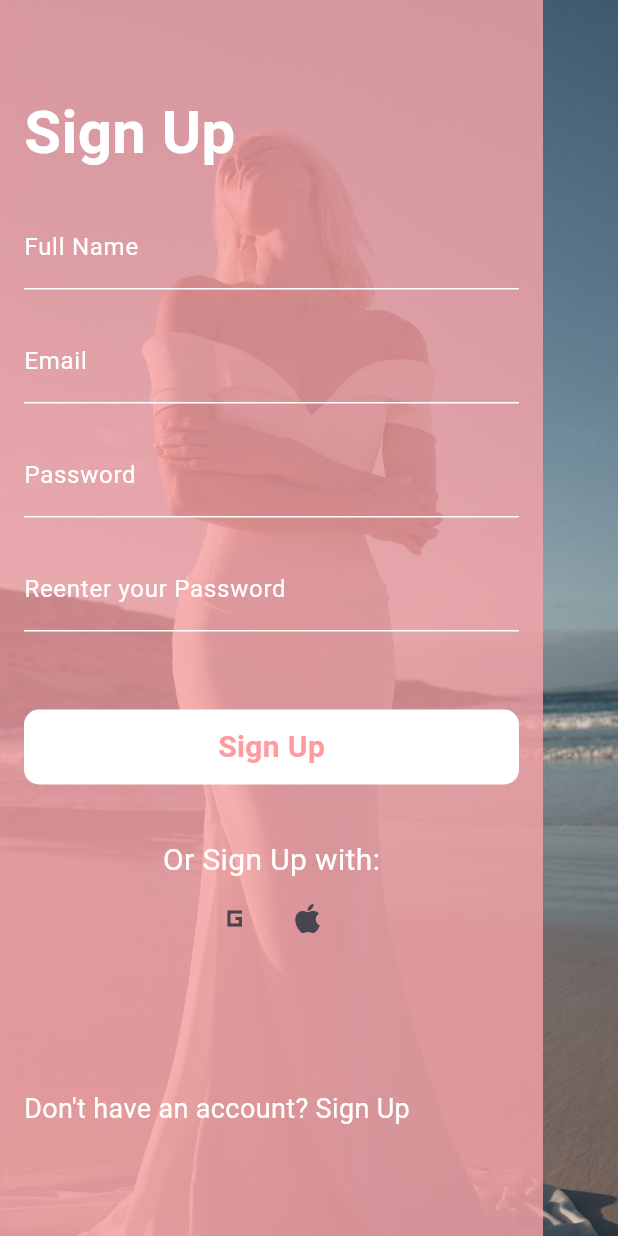
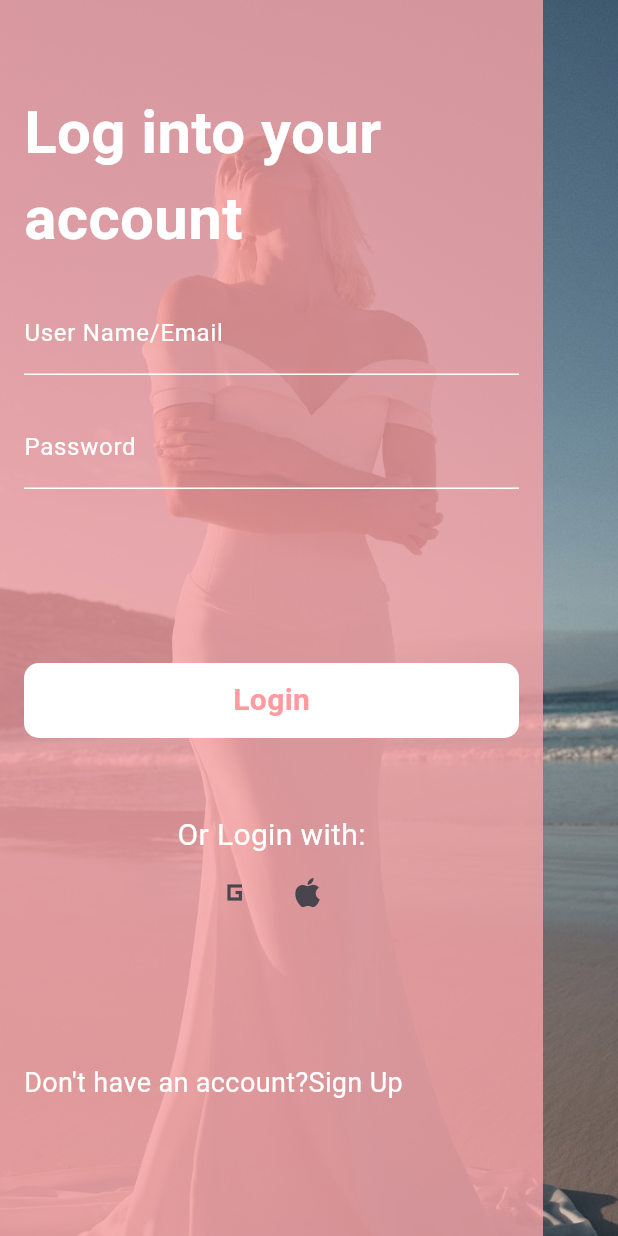
Before and after one commit to MarianAdly21/Dress-Store, a Flutter app: the screen it shows after launch, on a phone screen of 412 x 824 dp. Run offline on Flutter 3.47's test engine with Material 3 defaults, Android fonts, the phone set to English and light mode, and no system bars; our stand-ins replace bloc, flutter_bloc; project files that could hold a hidden picture were left out.

Commit message:
Ui of login screen done

```diff
--- /dev/null
+++ b/lib/features/log_in/screen/log_in_screen.dart
@@ -0,0 +1,129 @@
+import 'package:dress_store/features/sign_up/screen/sign_up_screen.dart';
+import 'package:dress_store/features/sign_up/widget/custom_text_field.dart';
+import 'package:dress_store/widgets/button_custom_widget.dart';
+import 'package:flutter/material.dart';
+
+class LogInScreen extends StatefulWidget {
+  const LogInScreen({super.key});
+
+  @override
+  State<LogInScreen> createState() => _SignUpScreenState();
+}
+
+class _SignUpScreenState extends State<LogInScreen> {
+  GlobalKey<FormState> formKey = GlobalKey();
+  @override
+  Widget build(BuildContext context) {
+    return Stack(
+      children: [
+        Container(
+          decoration: const BoxDecoration(
+            image: DecorationImage(
+              image: AssetImage('assets/images/splash.jpg'),
+              fit: BoxFit.cover,
+            ),
+          ),
+        ),
+        Container(
+          height: MediaQuery.of(context).size.height,
+          margin: const EdgeInsets.only(right: 50),
+          decoration: BoxDecoration(
+            color: const Color(0xffF8A3A7).withOpacity(0.8),
+          ),
+          child: Scaffold(
+            backgroundColor: Colors.transparent,
+            body: Padding(
+              padding: const EdgeInsets.symmetric(horizontal: 16),
+              child: ListView(
+                children: [
+                  Form(
+                    key: formKey,
+                    child: Column(
+                      crossAxisAlignment: CrossAxisAlignment.start,
+                      children: [
+                        const Padding(
+                          padding: EdgeInsets.only(top: 60),
+                          child: Text(
+                            "Log into your account",
+                            style: TextStyle(
+                              fontSize: 40,
+                              color: Colors.white,
+                              fontWeight: FontWeight.bold,
+                            ),
+                          ),
+                        ),
+                        const CustomTextFormField(labelText: "User Name/Email"),
+                        const CustomTextFormField(
+                            isHidden: true, labelText: "Password"),
+                        const SizedBox(height: 100),
+                        ButtonCustomWidget(onTap: () {}, text: "Login"),
+                        const SizedBox(height: 50),
+                        Center(
+                          child: Column(
+                            children: [
+                              const Text(
+                                "Or Login with:",
+                                style: TextStyle(
+                                  fontSize: 20,
+                                  color: Colors.white,
+                                ),
+                              ),
+                              Row(
+                                mainAxisSize: MainAxisSize.min,
+                                children: [
+                                  IconButton(
+                                    onPressed: () {},
+                                    icon: const Icon(Icons.g_mobiledata_sharp),
+                                    iconSize: 26,
+                                  ),
+                                  IconButton(
+                                    onPressed: () {},
+                                    icon: const Icon(Icons.apple),
+                                    iconSize: 26,
+                                  ),
+                                ],
+                              )
+                            ],
+                          ),
+                        ),
+                        const SizedBox(height: 90),
+                        Row(
+                          mainAxisAlignment: MainAxisAlignment.start,
+                          children: [
+                            const Text(
+                              'Don\'t have an account?',
+                              style: TextStyle(
+                                color: Colors.white,
+                                fontSize: 18,
+                              ),
+                            ),
+                            GestureDetector(
+                              onTap: () {
+                                Navigator.push(context,
+                                    MaterialPageRoute(builder: (context) {
+                                  return SignUpScreen();
+                                }));
+                              },
+                              child: const Text(
+                                'Sign Up',
+                                style: TextStyle(
+                                  color: Colors.white,
+                                  fontSize: 18,
+                                ),
+                              ),
+                            ),
+                          ],
+                        ),
+                        const SizedBox(height: 10),
+                      ],
+                    ),
+                  ),
+                ],
+              ),
+            ),
+          ),
+        ),
+      ],
+    );
+  }
+}
--- a/lib/features/sign_up/screen/sign_up_screen.dart
+++ b/lib/features/sign_up/screen/sign_up_screen.dart
@@ -73,7 +73,9 @@ class _SignUpScreenState extends State<SignUpScreen> {
                               mainAxisSize: MainAxisSize.min,
                               children: [
                                 IconButton(
-                                  onPressed: () {},
+                                  onPressed: () {
+                                    Navigator.pop(context);
+                                  },
                                   icon: const Icon(Icons.g_mobiledata_sharp),
                                   iconSize: 26,
                                 ),
@@ -92,7 +94,7 @@ class _SignUpScreenState extends State<SignUpScreen> {
                         mainAxisAlignment: MainAxisAlignment.start,
                         children: [
                           const Text(
-                            'Don\'t have an account?',
+                            'Already have an account?',
                             style: TextStyle(
                               color: Colors.white,
                               fontSize: 18,
@@ -101,7 +103,7 @@ class _SignUpScreenState extends State<SignUpScreen> {
                           GestureDetector(
                             onTap: () {},
                             child: const Text(
-                              ' Sign Up',
+                              'Log in',
                               style: TextStyle(
                                 color: Colors.white,
                                 fontSize: 18,
--- a/lib/main.dart
+++ b/lib/main.dart
@@ -1,3 +1,4 @@
+import 'package:dress_store/features/log_in/screen/log_in_screen.dart';
 import 'package:dress_store/features/sign_up/screen/sign_up_screen.dart';
 import 'package:dress_store/features/welcome/screen/welcome_screen.dart';
 import 'package:dress_store/splash_screen.dart';
@@ -14,7 +15,7 @@ class DressStore extends StatelessWidget {
   Widget build(BuildContext context) {
     return const MaterialApp(
       debugShowCheckedModeBanner: false,
-      home: SignUpScreen(),
+      home: LogInScreen(),
     );
   }
 }
```
